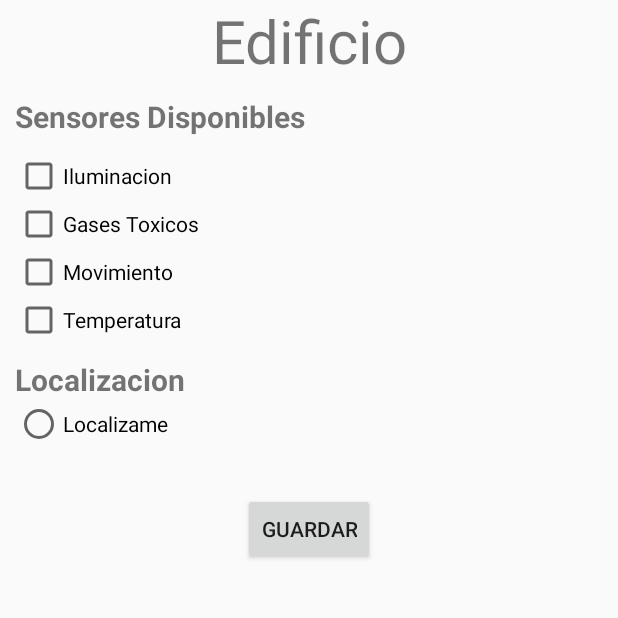
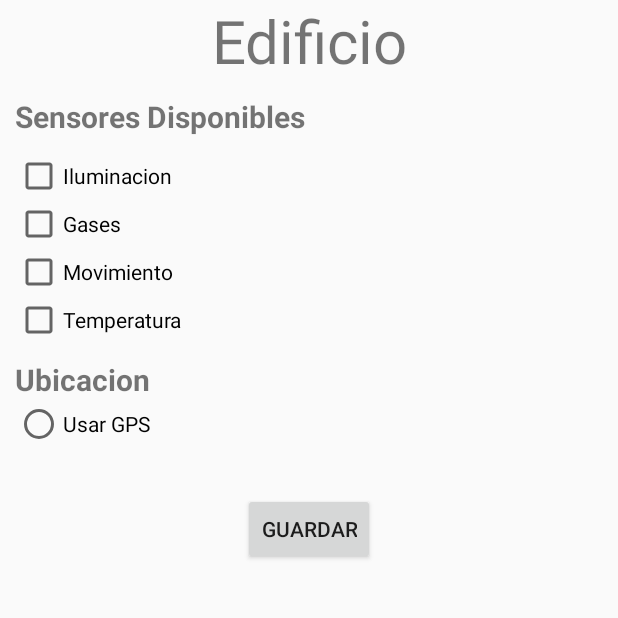
Before and after one commit to lucasag97/AndroidDomotica, an Android app: the MainActivity screen opened directly, with no data from a screen before it, in the options menu, after a tap on "Edificio", on a phone screen of 412 x 824 dp, the top half of it. Run offline under Robolectric (Android 15) with nearby library versions, the phone set to English and light mode, and no system bars.

Commit message:
subiendo algo para que ivan trabaje

```diff
--- a/app/src/main/java/com/example/tpdomotica/ConexionSQLite.java
+++ b/app/src/main/java/com/example/tpdomotica/ConexionSQLite.java
@@ -21,7 +21,6 @@ public class ConexionSQLite extends SQLiteOpenHelper {
 
     @Override
     public void onUpgrade(SQLiteDatabase db, int oldVersion, int newVersion) {
-        db.execSQL("DROP TABLE IF EXISTS usuarios");
         onCreate(db);
     }
 }
--- a/app/src/main/java/com/example/tpdomotica/EdificioActivity.java
+++ b/app/src/main/java/com/example/tpdomotica/EdificioActivity.java
@@ -7,6 +7,7 @@ import android.content.Context;
 import android.content.Intent;
 import android.content.SharedPreferences;
 import android.content.pm.PackageManager;
+import android.database.Cursor;
 import android.database.sqlite.SQLiteDatabase;
 import android.location.Location;
 import android.location.LocationManager;
@@ -45,40 +46,49 @@ public class EdificioActivity extends Activity implements ActivityCompat.OnReque
 
                 ConexionSQLite conn = new ConexionSQLite(getApplicationContext(), "db_domotica", null, 1);
                 SQLiteDatabase db = conn.getWritableDatabase();
-                ContentValues values_edi = new ContentValues();
-                ContentValues values_sensor = new ContentValues();
+                ContentValues values= new ContentValues();
 
-                if(ilu == true){
+                values.put(Utilidades.EDI_DIRECCION_LAT, "37.4220");
+                values.put(Utilidades.EDI_DIRECCION_LONG, "-122.0840");
+                values.put(Utilidades.EDI_ID_USUARIO, pref.getString("id", "1"));
+                db.insert(Utilidades.CREAR_TABLA_EDIFICIO, null, values);
+                db.close();
+                values.clear();
+
+              SQLiteDatabase read = conn.getReadableDatabase();
+              Cursor cursor = read.rawQuery("SELECT * FROM "+Utilidades.TABLA_EDIFICIO+" LIMIT 1", null);
+              cursor.moveToFirst();
+              String idEdi = "1";
+
+                /*if(ilu == true){
                     //revisar por que no mete los datos del sensor en la bd
-                    Toast.makeText(getApplicationContext(),"ilumicnacion",Toast.LENGTH_SHORT).show();
-                    values_sensor.put(Utilidades.SENSOR_TIPO,"iluminacion");
-                    values_sensor.put(Utilidades.SENSOR_UMBRAL,"100");
-                    db.insert(Utilidades.TABLA_SENSOR,null,values_sensor);
-                    values_sensor.clear();
+                    values.put(Utilidades.ID_SENSOR, "1");
+                    values.put(Utilidades.ID_EDIFICIO, idEdi);
+                    values.put(Utilidades.EDI_SENS_VALOR, "0");
+                    db.insert(Utilidades.TABLA_EDIFICIO_SENSOR,null,values);
+                    values.clear();
                 }
                 if (gas == true){
-                    Toast.makeText(getApplicationContext(),"gases",Toast.LENGTH_SHORT).show();
-                    values_sensor.put(Utilidades.SENSOR_TIPO,"Gases toxicos");
-                    values_sensor.put(Utilidades.SENSOR_UMBRAL,"10");
-                    db.insert(Utilidades.TABLA_SENSOR,null,values_sensor);
-                    values_sensor.clear();
+                    values.put(Utilidades.ID_SENSOR, "2");
+                    values.put(Utilidades.ID_EDIFICIO, idEdi);
+                    values.put(Utilidades.EDI_SENS_VALOR, "0");
+                    db.insert(Utilidades.TABLA_EDIFICIO_SENSOR,null,values);
+                    values.clear();
                 }
                 if (movi == true){
-                    Toast.makeText(getApplicationContext(),"movimiento",Toast.LENGTH_SHORT).show();
-                    values_edi.put(Utilidades.SENSOR_TIPO,"movimiento");
-                    values_sensor.put(Utilidades.SENSOR_TIPO,"movimiento");
-                    values_sensor.put(Utilidades.SENSOR_UMBRAL,"0");
-                    db.insert(Utilidades.TABLA_SENSOR,null,values_sensor);
-                    values_sensor.clear();
+                    values.put(Utilidades.ID_SENSOR, "3");
+                    values.put(Utilidades.ID_EDIFICIO, idEdi);
+                    values.put(Utilidades.EDI_SENS_VALOR, "0");
+                    db.insert(Utilidades.TABLA_EDIFICIO_SENSOR,null,values);
+                    values.clear();
                 }
                 if (temp == true){
-                    Toast.makeText(getApplicationContext(),"temperatura",Toast.LENGTH_SHORT).show();
-                    values_edi.put(Utilidades.SENSOR_TIPO,"temperatura");
-                    values_sensor.put(Utilidades.SENSOR_TIPO,"temperatura");
-                    values_sensor.put(Utilidades.SENSOR_UMBRAL,"50");
-                    db.insert(Utilidades.TABLA_SENSOR,null,values_sensor);
-                    values_sensor.clear();
-                }/*
+                    values.put(Utilidades.ID_SENSOR, "4");
+                    values.put(Utilidades.ID_EDIFICIO, idEdi);
+                    values.put(Utilidades.EDI_SENS_VALOR, "0");
+                    db.insert(Utilidades.TABLA_EDIFICIO_SENSOR,null,values);
+                    values.clear();
+                }
                 values_edi.put(Utilidades.EDI_DIRECCION_LAT,latitud);
                 values_edi.put(Utilidades.EDI_DIRECCION_LONG,longitud);
                 values_edi.put(Utilidades.EDI_ID_USUARIO,pref.getString("id",""));
--- a/app/src/main/java/com/example/tpdomotica/LoginActivity.java
+++ b/app/src/main/java/com/example/tpdomotica/LoginActivity.java
@@ -1,5 +1,6 @@
 package com.example.tpdomotica;
 
+import android.content.ContentValues;
 import android.content.Intent;
 import android.content.SharedPreferences;
 import android.database.Cursor;
@@ -43,6 +44,20 @@ public class LoginActivity extends AppCompatActivity {
         setContentView(R.layout.activity_login);
 
         db = new ConexionSQLite(this, "db_domotica", null, 1);
+
+        //Creo user por defecto
+        SQLiteDatabase db1 = db.getWritableDatabase();
+        ContentValues values = new ContentValues();
+        values.put(Utilidades.USER_NOMBRE,"test_nombre");
+        values.put(Utilidades.USER_APELLIDO,"test_apellido");
+        values.put(Utilidades.USER_DNI,123);
+        values.put(Utilidades.USER_USERNAME,"test");
+        values.put(Utilidades.USER_PASSWORD,"1234");
+        values.put(Utilidades.USER_ROL,"user");
+        db1.insert(Utilidades.TABLA_USUARIO,null, values);
+        values.clear();
+        db1.close();
+
         pref = getSharedPreferences("MisPreferencias",MODE_PRIVATE);
         editor = pref.edit();
         username = (EditText)findViewById(R.id.login_username);
--- a/app/src/main/java/com/example/tpdomotica/MainActivity.java
+++ b/app/src/main/java/com/example/tpdomotica/MainActivity.java
@@ -1,7 +1,9 @@
 package com.example.tpdomotica;
 
+import android.content.ContentValues;
 import android.content.Intent;
 import android.content.SharedPreferences;
+import android.database.sqlite.SQLiteDatabase;
 import android.support.v7.app.AppCompatActivity;
 import android.os.Bundle;
 import android.view.Menu;
@@ -42,6 +44,32 @@ public class MainActivity extends AppCompatActivity {
                 startActivity(login);
             }
         });
+
+        /* Creamos sensores para uso en form de edificio */
+        SQLiteDatabase db = conn.getWritableDatabase();
+        ContentValues values_sensor = new ContentValues();
+        //Iluminacion
+        values_sensor.put(Utilidades.SENSOR_TIPO,"iluminacion");
+        values_sensor.put(Utilidades.SENSOR_UMBRAL,"100");
+        db.insert(Utilidades.TABLA_SENSOR,null,values_sensor);
+        values_sensor.clear();
+        //Gas
+        values_sensor.put(Utilidades.SENSOR_TIPO,"gas");
+        values_sensor.put(Utilidades.SENSOR_UMBRAL,"1");
+        db.insert(Utilidades.TABLA_SENSOR,null,values_sensor);
+        values_sensor.clear();
+        //Movimiento
+        values_sensor.put(Utilidades.SENSOR_TIPO,"movimiento");
+        values_sensor.put(Utilidades.SENSOR_UMBRAL,"1");
+        db.insert(Utilidades.TABLA_SENSOR,null,values_sensor);
+        values_sensor.clear();
+        //Temperatura
+        values_sensor.put(Utilidades.SENSOR_TIPO,"temperatura");
+        values_sensor.put(Utilidades.SENSOR_UMBRAL,"50");
+        db.insert(Utilidades.TABLA_SENSOR,null,values_sensor);
+        values_sensor.clear();
+
+        db.close();
     }
     @Override
     public boolean onCreateOptionsMenu(Menu menu){
@@ -61,12 +89,6 @@ public class MainActivity extends AppCompatActivity {
                 cerrar_sesion.setFlags(Intent.FLAG_ACTIVITY_NEW_TASK | Intent.FLAG_ACTIVITY_CLEAR_TASK);
                 startActivity(cerrar_sesion);
                 return true;
-            case R.id.menu_forget_logout:
-                pref.edit().clear().apply();
-                Intent cerrar_sesion_olvidar = new Intent(getApplicationContext(),LoginActivity.class);
-                cerrar_sesion_olvidar.setFlags(Intent.FLAG_ACTIVITY_NEW_TASK | Intent.FLAG_ACTIVITY_CLEAR_TASK);
-                startActivity(cerrar_sesion_olvidar);
-                return true;
             default:
                 return super.onOptionsItemSelected(item);
         }
--- a/app/src/main/res/layout/activity_edificio.xml
+++ b/app/src/main/res/layout/activity_edificio.xml
@@ -38,7 +38,7 @@
         android:layout_width="match_parent"
         android:layout_height="wrap_content"
         android:layout_marginLeft="10dp"
-        android:text="Gases Toxicos"/>
+        android:text="Gases"/>
 
     <CheckBox
         android:id="@+id/edificio_movimiento"
@@ -59,7 +59,7 @@
         android:layout_width="match_parent"
         android:layout_height="wrap_content"
         android:layout_marginLeft="10dp"
-        android:text="Localizacion"
+        android:text="Ubicacion"
         android:textSize="20dp"
         android:textStyle="bold" />
 
@@ -69,7 +69,7 @@
         android:layout_height="wrap_content"
         android:layout_marginLeft="10dp"
         android:layout_marginBottom="30dp"
-        android:text="Localizame" />
+        android:text="Usar GPS" />
 
     <Button
         android:id="@+id/btn_edificio_guardar"
--- a/app/src/main/res/menu/menu.xml
+++ b/app/src/main/res/menu/menu.xml
@@ -10,8 +10,4 @@
         android:id="@+id/menu_logout"
         android:title="Cerrar sesión"
         app:showAsAction="never" />
-    <item
-        android:id="@+id/menu_forget_logout"
-        android:title="Cerrar sesión y olvidar"
-        app:showAsAction="never"/>
 </menu>
```
